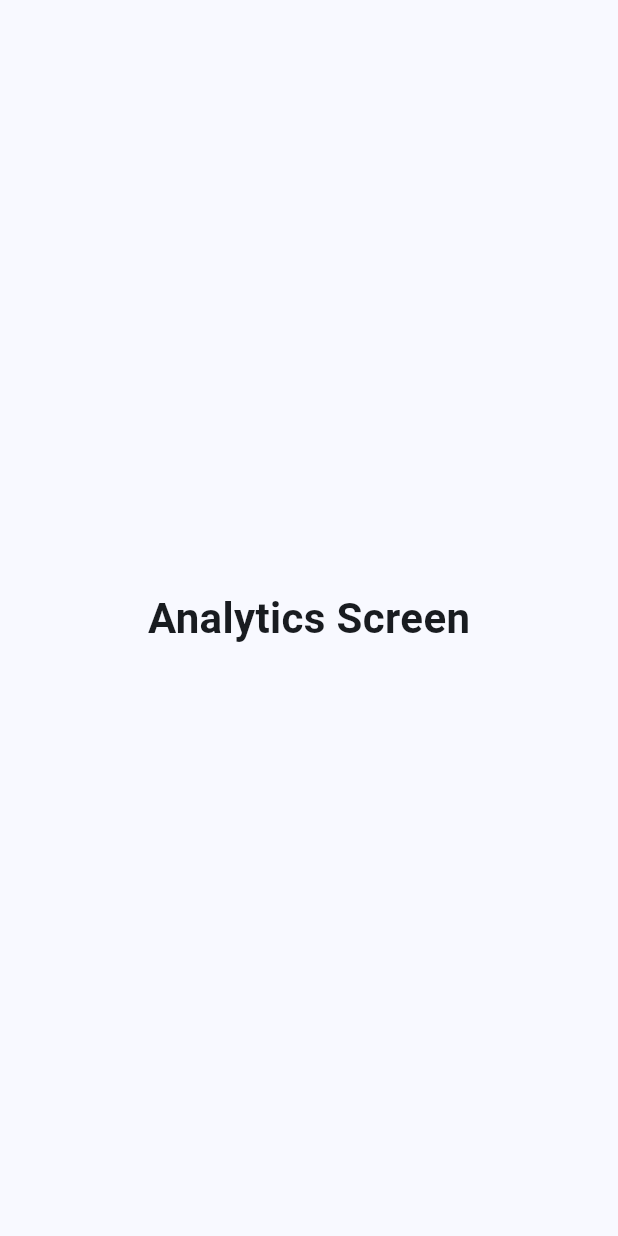
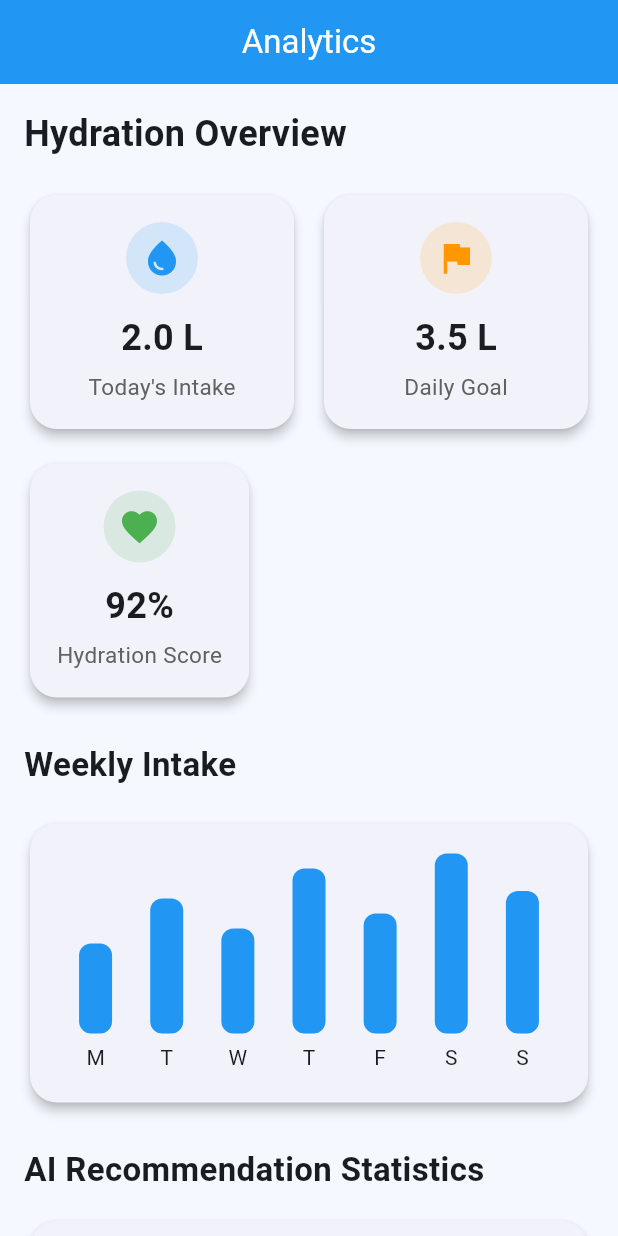
Before and after one commit to vivek6361/AquaSense-AI, a Flutter app: the AnalyticsScreen screen opened directly, on a phone screen of 412 x 824 dp. Run offline on Flutter 3.47's test engine with Material 3 defaults, Android fonts, the phone set to English and light mode, and no system bars; our stand-ins replace percent_indicator.

```diff
--- a/lib/app.dart
+++ b/lib/app.dart
@@ -1,5 +1,5 @@
 import 'package:flutter/material.dart';
-import 'features/home/home_screen.dart';
+import 'features/splash/splash_screen.dart';
 
 class AquaSenseApp extends StatelessWidget {
   const AquaSenseApp({super.key});
@@ -16,7 +16,7 @@ class AquaSenseApp extends StatelessWidget {
         colorSchemeSeed: Colors.blue,
       ),
 
-      home: const HomeScreen(),
+      home: const SplashScreen(),
     );
   }
 }
--- a/lib/features/analytics/analytics_screen.dart
+++ b/lib/features/analytics/analytics_screen.dart
@@ -3,16 +3,226 @@ import 'package:flutter/material.dart';
 class AnalyticsScreen extends StatelessWidget {
   const AnalyticsScreen({super.key});
 
+  Widget buildCard({
+    required IconData icon,
+    required String title,
+    required String value,
+    required Color color,
+  }) {
+    return Card(
+      elevation: 3,
+      shape: RoundedRectangleBorder(
+        borderRadius: BorderRadius.circular(18),
+      ),
+      child: Padding(
+        padding: const EdgeInsets.all(18),
+        child: Column(
+          children: [
+            CircleAvatar(
+              radius: 24,
+              backgroundColor: color.withOpacity(0.15),
+              child: Icon(
+                icon,
+                color: color,
+                size: 28,
+              ),
+            ),
+            const SizedBox(height: 12),
+            Text(
+              value,
+              style: const TextStyle(
+                fontSize: 24,
+                fontWeight: FontWeight.bold,
+              ),
+            ),
+            const SizedBox(height: 5),
+            Text(
+              title,
+              style: TextStyle(
+                color: Colors.grey.shade700,
+                fontSize: 15,
+              ),
+            ),
+          ],
+        ),
+      ),
+    );
+  }
+
+  Widget buildBar(String day, double value) {
+    return Column(
+      children: [
+        Container(
+          width: 22,
+          height: value,
+          decoration: BoxDecoration(
+            color: Colors.blue,
+            borderRadius: BorderRadius.circular(8),
+          ),
+        ),
+        const SizedBox(height: 6),
+        Text(day),
+      ],
+    );
+  }
+
   @override
   Widget build(BuildContext context) {
-    return const Scaffold(
-      body: Center(
-        child: Text(
-          "Analytics Screen",
-          style: TextStyle(
-            fontSize: 28,
-            fontWeight: FontWeight.bold,
-          ),
+    return Scaffold(
+      backgroundColor: const Color(0xffF5F9FF),
+
+      appBar: AppBar(
+        title: const Text("Analytics"),
+        centerTitle: true,
+        backgroundColor: Colors.blue,
+        foregroundColor: Colors.white,
+      ),
+
+      body: SingleChildScrollView(
+        padding: const EdgeInsets.all(16),
+
+        child: Column(
+          crossAxisAlignment: CrossAxisAlignment.start,
+          children: [
+
+            const Text(
+              "Hydration Overview",
+              style: TextStyle(
+                fontSize: 24,
+                fontWeight: FontWeight.bold,
+              ),
+            ),
+
+            const SizedBox(height: 20),
+
+            Row(
+              children: [
+
+                Expanded(
+                  child: buildCard(
+                    icon: Icons.water_drop,
+                    title: "Today's Intake",
+                    value: "2.0 L",
+                    color: Colors.blue,
+                  ),
+                ),
+
+                const SizedBox(width: 12),
+
+                Expanded(
+                  child: buildCard(
+                    icon: Icons.flag,
+                    title: "Daily Goal",
+                    value: "3.5 L",
+                    color: Colors.orange,
+                  ),
+                ),
+              ],
+            ),
+
+            const SizedBox(height: 15),
+
+            buildCard(
+              icon: Icons.favorite,
+              title: "Hydration Score",
+              value: "92%",
+              color: Colors.green,
+            ),
+
+            const SizedBox(height: 25),
+
+            const Text(
+              "Weekly Intake",
+              style: TextStyle(
+                fontSize: 22,
+                fontWeight: FontWeight.bold,
+              ),
+            ),
+
+            const SizedBox(height: 20),
+
+            Card(
+              elevation: 3,
+              shape: RoundedRectangleBorder(
+                borderRadius: BorderRadius.circular(18),
+              ),
+              child: Padding(
+                padding: const EdgeInsets.all(20),
+                child: Row(
+                  mainAxisAlignment: MainAxisAlignment.spaceAround,
+                  crossAxisAlignment: CrossAxisAlignment.end,
+                  children: [
+                    buildBar("M", 60),
+                    buildBar("T", 90),
+                    buildBar("W", 70),
+                    buildBar("T", 110),
+                    buildBar("F", 80),
+                    buildBar("S", 120),
+                    buildBar("S", 95),
+                  ],
+                ),
+              ),
+            ),
+
+            const SizedBox(height: 25),
+
+            const Text(
+              "AI Recommendation Statistics",
+              style: TextStyle(
+                fontSize: 22,
+                fontWeight: FontWeight.bold,
+              ),
+            ),
+
+            const SizedBox(height: 15),
+
+            Card(
+              elevation: 3,
+              shape: RoundedRectangleBorder(
+                borderRadius: BorderRadius.circular(18),
+              ),
+              child: const Padding(
+                padding: EdgeInsets.all(18),
+                child: Column(
+                  children: [
+
+                    ListTile(
+                      leading: Icon(
+                        Icons.psychology,
+                        color: Colors.green,
+                      ),
+                      title: Text("Copper Water"),
+                      trailing: Text("12"),
+                    ),
+
+                    Divider(),
+
+                    ListTile(
+                      leading: Icon(
+                        Icons.water_drop,
+                        color: Colors.blue,
+                      ),
+                      title: Text("Mineral Water"),
+                      trailing: Text("8"),
+                    ),
+
+                    Divider(),
+
+                    ListTile(
+                      leading: Icon(
+                        Icons.spa,
+                        color: Colors.orange,
+                      ),
+                      title: Text("Alkaline Water"),
+                      trailing: Text("5"),
+                    ),
+                  ],
+                ),
+              ),
+            ),
+
+            const SizedBox(height: 30),
+          ],
         ),
       ),
     );
```
Also changed, not shown: pubspec.yaml (+6 -4 lines), lib/widgets/cards/intake_card.dart (added), lib/widgets/cards/score_card.dart (added), lib/widgets/cards/stat_card.dart (added), lib/widgets/charts/weekly_bar_chart.dart (added), pubspec.lock.
